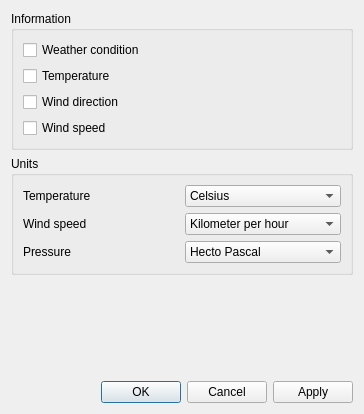
This is src/plugins/render/weather/WeatherConfigWidget.ui in KDE/marble as Qt 5 draws it before an edit. The edited form follows.
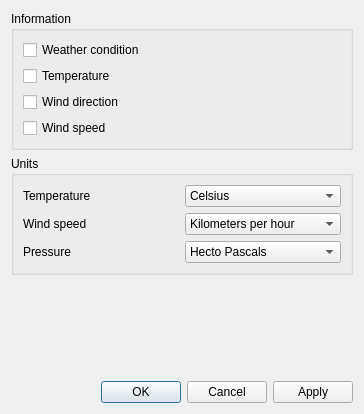
This is the edited form.

Commit message: Minor proof-reading changes.  For the units of wind speed, a unit is usually referred to by its plural name, e.g. miles per hour, rather than mile per hour.

```diff
--- a/src/plugins/render/weather/WeatherConfigWidget.ui
+++ b/src/plugins/render/weather/WeatherConfigWidget.ui
@@ -122,7 +122,7 @@
           </property>
           <item>
            <property name="text">
-            <string>Kilometer per hour</string>
+            <string>Kilometers per hour</string>
            </property>
           </item>
           <item>
@@ -166,7 +166,7 @@
           </property>
           <item>
            <property name="text">
-            <string>Hecto Pascal</string>
+            <string>Hecto Pascals</string>
            </property>
           </item>
           <item>
```
Left out of the diff: 18 changed lines with no effect on the pictures. The commit also changes 1 other file.
